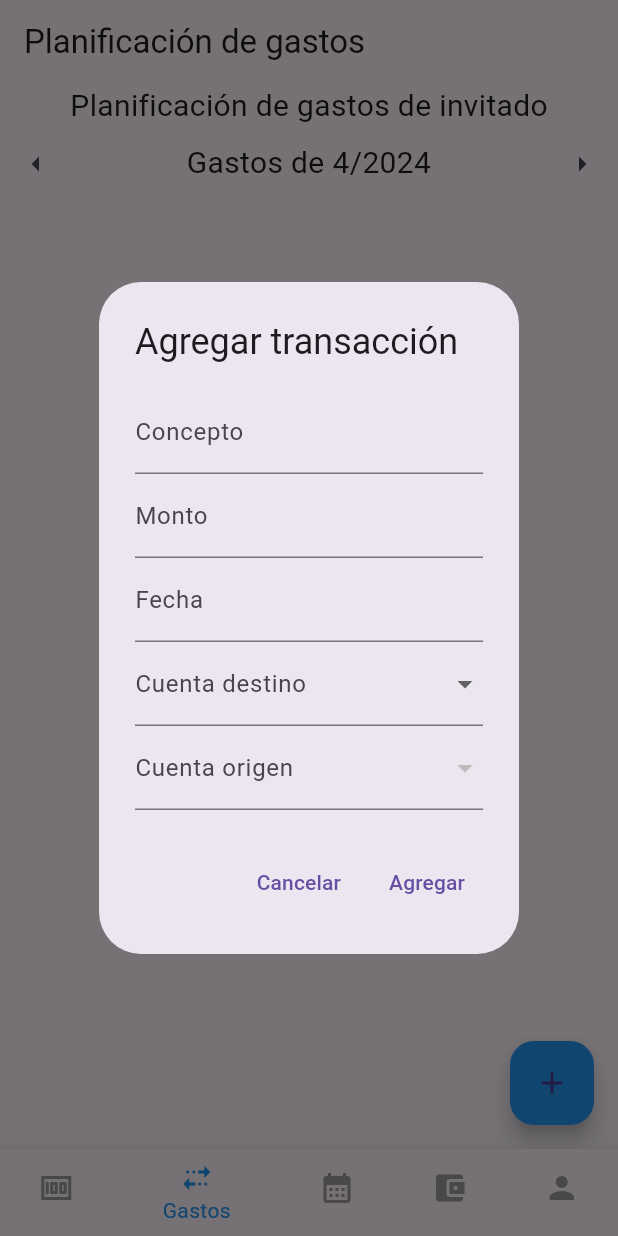
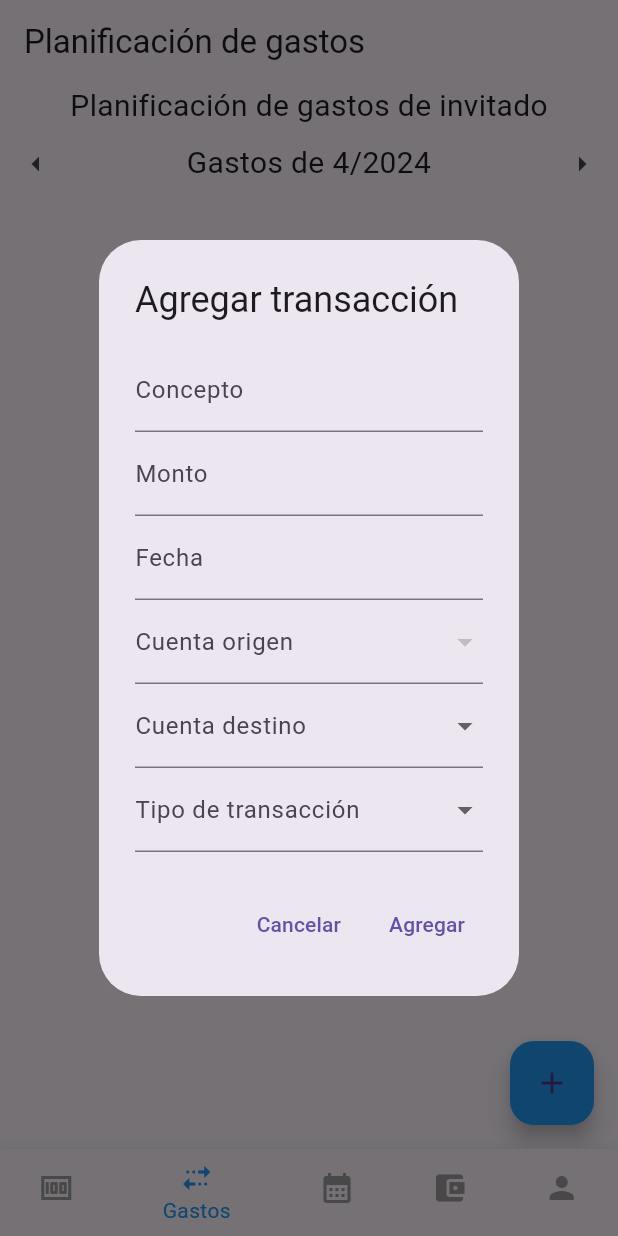
Before and after one commit to DR-Barros/appFinanzas, a Flutter app: the screen it shows after launch, item 2 of the bottom bar chosen, after a tap on the "add" icon, on a phone screen of 412 x 824 dp. Run offline on Flutter 3.47's test engine with Material 3 defaults, Android fonts, the phone set to English and light mode, and no system bars; our stand-ins replace logger, shared_preferences; missing offline and left inert: dart:ffi; accounts and stored records are empty.

Commit message:
FEAT(transaction): se agregan los tipos a las transacciones

```diff
--- a/lib/controllers/app_controller.dart
+++ b/lib/controllers/app_controller.dart
@@ -125,12 +125,12 @@ class AppController {
 
   // Method to add a transaction to the user
   void addTransaction(String title, int amount, DateTime date,
-      int fromAccountID, int toAccountID) {
+      int fromAccountID, int toAccountID, String type) {
     if (user == null || fromAccountID == -1) {
       //print('User is null or account ID is -1');
       return;
     }
-    user!.addTransaction(title, amount, date, fromAccountID, toAccountID);
+    user!.addTransaction(title, amount, date, fromAccountID, toAccountID, type);
     saveUser();
   }
 
--- a/lib/models/user.dart
+++ b/lib/models/user.dart
@@ -135,13 +135,14 @@ class User {
 
   // Method to add a transaction to the Account with the given ID.
   void addTransaction(String title, int amount, DateTime date,
-      int fromAccountID, int toAccountID) {
+      int fromAccountID, int toAccountID, String type) {
     final transaction = Transaction(
       id: income.length.toString(),
       title: title,
       amount: amount,
       date: date,
       toAccountID: toAccountID,
+      type: type,
     );
     Account fromAccount =
         accounts.firstWhere((account) => account.id == fromAccountID);
@@ -176,6 +177,36 @@ class User {
     return transactions;
   }
 
+  /// Method to get the total mount of the user's transactions for the given month.
+  int getTotalTransactionsByMonth(DateTime date) {
+    int total = 0;
+    for (Transaction transaction in income) {
+      if (transaction.date.month == date.month &&
+          transaction.date.year == date.year) {
+        total += transaction.amount;
+      }
+    }
+    return total;
+  }
+
+  /// Method to get the total mount of the user's transactions for the given month
+  int getTotalTransactionsByMonthAndType(DateTime date, String type) {
+    int total = 0;
+    for (Transaction transaction in income) {
+      if (transaction.date.month == date.month &&
+          transaction.date.year == date.year &&
+          transaction.type == type) {
+        total += transaction.amount;
+      }
+    }
+    return total;
+  }
+
+  /// Method to get the planning of the user for the given month.
+  /// If the planning does not exist, it is created.
+  /// The planning is returned as a list of maps with the following
+  /// keys: name, planningPercentage, planningValue, realValue, realPercentage,
+  /// expense, difference.
   List<Map<String, dynamic>> getPlanningByMonth(DateTime date) {
     String planningId = date.month.toString() + '-' + date.year.toString();
     for (Planning plan in plannings) {
@@ -198,6 +229,12 @@ class User {
             'realPercentage': item.type == 'percentage'
                 ? item.value
                 : (item.value * 100) / totalRealValue,
+            'expense': getTotalTransactionsByMonthAndType(date, item.name),
+            'difference': item.type == 'percentage'
+                ? item.value -
+                    getTotalTransactionsByMonthAndType(date, item.name)
+                : (item.value * 100) / totalRealValue -
+                    getTotalTransactionsByMonthAndType(date, item.name),
           });
         }
         planning.add(
@@ -223,6 +260,8 @@ class User {
                     0,
                     (previousValue, element) =>
                         previousValue + element['realPercentage']),
+            'expense': totalRealValue - getTotalTransactionsByMonth(date),
+            'difference': 0,
           },
         );
         planning.add(
@@ -232,13 +271,15 @@ class User {
             'planningValue': plan.planningIncome,
             'realValue': totalRealValue,
             'realPercentage': 100,
+            'expense': getTotalTransactionsByMonth(date),
+            'difference': totalRealValue - getTotalTransactionsByMonth(date),
           },
         );
-        print(planning);
         return planning;
       }
     }
-    return [];
+    addPlanning(date);
+    return getPlanningByMonth(date);
   }
 
   int getPlanningIncomeByMonth(DateTime date) {
--- a/lib/views/screens/bills_screen.dart
+++ b/lib/views/screens/bills_screen.dart
@@ -98,7 +98,8 @@ class _BillsScreenState extends State<BillsScreen> {
       ),
       floatingActionButton: FloatingActionButton(
         onPressed: () {
-          showAddTransactionModal(context, appController.getAccounts(), () {
+          showAddTransactionModal(
+              context, appController.getAccounts(), currentDate, () {
             setState(() {});
           });
         },
--- a/lib/views/widgets/add_transaction_modal.dart
+++ b/lib/views/widgets/add_transaction_modal.dart
@@ -3,24 +3,28 @@ import 'package:app_finanzas/views/widgets/date_input_field.dart';
 import 'package:flutter/material.dart';
 
 void showAddTransactionModal(BuildContext context,
-    List<Map<String, dynamic>> accounts, VoidCallback callback) {
+    List<Map<String, dynamic>> accounts, DateTime date, VoidCallback callback) {
   AppController appController = AppController();
   final _dateController = TextEditingController();
   String title = '';
   int amount = 0;
   int toAccountID = -1;
   int fromAccountID = -1;
+  String type = '';
   // agregamos una cuenta "pago" con id -1 para que el usuario pueda seleccionar que no se va a transferir a ninguna cuenta
 
   List<Map<String, dynamic>> toAccounts = List.from(accounts);
   toAccounts.add({'id': -1, 'name': 'Pago'});
+  List<Map<String, dynamic>> typeTransaction =
+      appController.getPlanningsByMouth(date);
 
   showDialog(
       context: context,
       builder: (context) {
         return AlertDialog(
           title: const Text('Agregar transacción'),
-          content: Column(
+          content: SingleChildScrollView(
+            child: Column(
               mainAxisSize: MainAxisSize.min,
               children: <Widget>[
                 TextField(
@@ -38,21 +42,6 @@ void showAddTransactionModal(BuildContext context,
                 ),
                 DateInputField(controller: _dateController),
                 DropdownButtonFormField(
-                items: toAccounts
-                    .map((account) => DropdownMenuItem(
-                          value: account['id'],
-                          child: Text(account['name']),
-                        ))
-                    .toList(),
-                onChanged: (value) {
-                  toAccountID = value as int;
-                },
-                decoration: const InputDecoration(labelText: 'Cuenta destino'),
-                validator: (value) => value == fromAccountID
-                    ? 'La cuenta destino no puede ser la misma que la cuenta origen'
-                    : null,
-              ),
-              DropdownButtonFormField(
                   items: accounts
                       .map((account) => DropdownMenuItem(
                             value: account['id'],
@@ -67,7 +56,36 @@ void showAddTransactionModal(BuildContext context,
                       ? 'La cuenta origen no puede ser la misma que la cuenta destino'
                       : null,
                 ),
+                DropdownButtonFormField(
+                  items: toAccounts
+                      .map((account) => DropdownMenuItem(
+                            value: account['id'],
+                            child: Text(account['name']),
+                          ))
+                      .toList(),
+                  onChanged: (value) {
+                    toAccountID = value as int;
+                  },
+                  decoration:
+                      const InputDecoration(labelText: 'Cuenta destino'),
+                  validator: (value) => value == fromAccountID
+                      ? 'La cuenta destino no puede ser la misma que la cuenta origen'
+                      : null,
+                ),
+                DropdownButtonFormField(
+                    items: typeTransaction
+                        .map((transaction) => DropdownMenuItem(
+                              value: transaction['name'],
+                              child: Text(transaction['name']),
+                            ))
+                        .toList(),
+                    onChanged: (value) {
+                      type = value as String;
+                    },
+                    decoration: const InputDecoration(
+                        labelText: 'Tipo de transacción')),
               ],
+            ),
           ),
           actions: <Widget>[
             TextButton(
@@ -83,13 +101,16 @@ void showAddTransactionModal(BuildContext context,
                     return;
                   } else if (toAccountID == -1) {
                     print("toAccountID: $toAccountID");
+                  } else if (type == '') {
+                    return;
                   }
                   appController.addTransaction(
                       title,
                       amount,
                       DateTime.parse(_dateController.text),
                       fromAccountID,
-                      toAccountID);
+                      toAccountID,
+                      type);
                   callback();
                   Navigator.of(context).pop();
                 },
```
Lines whose indentation alone changed are shown as unchanged.
